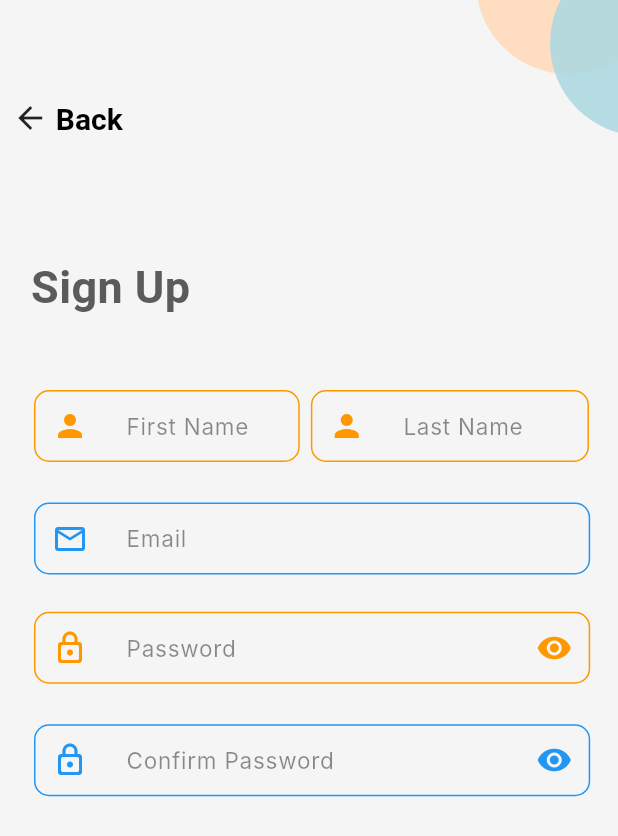
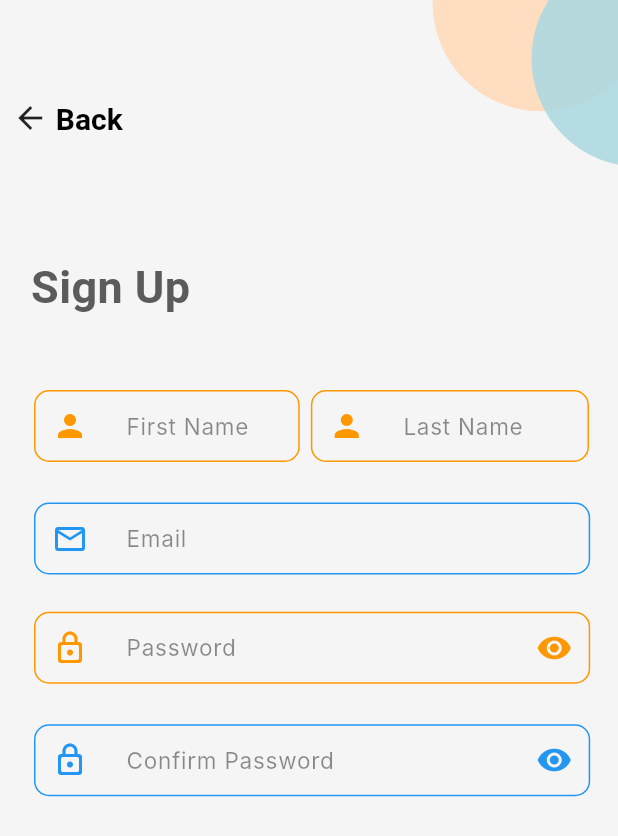
Before and after one commit to Y-Elsayed/Offers2day, a Flutter app: the SignUpPage screen opened by its route, on a phone screen of 412 x 824 dp. Shown: the top 836 px of the screen. Run offline on Flutter 3.47's test engine with Material 3 defaults, Android fonts, the phone set to English and light mode, and no system bars; our stand-ins replace gap; Roboto replaces fonts that are missing (Inter).

Commit message:
Update signup_page.dart
- Increased the size of the ellipses

- Did some tweaks to the text in the text fields

```diff
--- a/lib/pages/signup_page.dart
+++ b/lib/pages/signup_page.dart
@@ -33,7 +33,6 @@ class _SignUpPageState extends State<SignUpPage> {
   Widget build(BuildContext context) {
     Size screenSize = MediaQuery.of(context).size;
     return Scaffold(
-        appBar: null,
         body: Container(
       width: screenSize.width,
       height: screenSize.height,
@@ -52,11 +51,11 @@ class _SignUpPageState extends State<SignUpPage> {
               child: Stack(
                 children: [
                   Positioned(
-                        left: screenSize.width * 0.77,
-                        top: -screenSize.height * 0.09,
+                    left: screenSize.width * 0.7,
+                    top: -screenSize.height * 0.085,
                     child: Container(
-                          width: screenSize.width * 0.3,
-                          height: screenSize.width * 0.3,
+                      width: screenSize.width * 0.35,
+                      height: screenSize.width * 0.35,
                       decoration: const ShapeDecoration(
                         color: Color.fromARGB(225, 255, 218, 185),
                         shape: OvalBorder(),
@@ -64,11 +63,11 @@ class _SignUpPageState extends State<SignUpPage> {
                     ),
                   ),
                   Positioned(
-                        left: screenSize.width * 0.89,
+                    left: screenSize.width * 0.86,
                     top: -screenSize.height * 0.04,
                     child: Container(
-                          width: screenSize.width * 0.3,
-                          height: screenSize.width * 0.3,
+                      width: screenSize.width * 0.35,
+                      height: screenSize.width * 0.35,
                       decoration: const ShapeDecoration(
                         color: Color.fromARGB(230, 174, 217, 224),
                         shape: OvalBorder(),
@@ -128,15 +127,13 @@ class _SignUpPageState extends State<SignUpPage> {
               child: TextField(
                 controller: _firstnameController,
                 decoration: InputDecoration(
-                      prefixIcon:
-                          const Icon(Icons.person, color: Colors.orange),
+                  prefixIcon: const Icon(Icons.person, color: Colors.orange),
                   hintText: '\t\tFirst Name',
                   hintStyle: const TextStyle(
                       color: Colors.black45,
                       fontSize: 15,
                       fontFamily: 'Inter',
-                          fontWeight: FontWeight.w400,
-                          height: 0),
+                      fontWeight: FontWeight.w400),
                   contentPadding: const EdgeInsets.symmetric(
                       vertical: 11.0, horizontal: 16.0),
                   enabledBorder: OutlineInputBorder(
@@ -156,15 +153,13 @@ class _SignUpPageState extends State<SignUpPage> {
               child: TextField(
                 controller: _lastnameController,
                 decoration: InputDecoration(
-                      prefixIcon:
-                          const Icon(Icons.person, color: Colors.orange),
+                  prefixIcon: const Icon(Icons.person, color: Colors.orange),
                   hintText: '\t\tLast Name',
                   hintStyle: const TextStyle(
                       color: Colors.black45,
                       fontSize: 15,
                       fontFamily: 'Inter',
-                          fontWeight: FontWeight.w400,
-                          height: 0),
+                      fontWeight: FontWeight.w400),
                   contentPadding: const EdgeInsets.symmetric(
                       vertical: 11.0, horizontal: 16.0),
                   enabledBorder: OutlineInputBorder(
@@ -191,13 +186,11 @@ class _SignUpPageState extends State<SignUpPage> {
                             color: Colors.black45,
                             fontSize: 15,
                             fontFamily: 'Inter',
-                                fontWeight: FontWeight.w400,
-                                height: 0),
+                            fontWeight: FontWeight.w400),
                         contentPadding: const EdgeInsets.symmetric(
                             vertical: 11.0, horizontal: 16.0),
                         enabledBorder: OutlineInputBorder(
-                                borderSide:
-                                    const BorderSide(color: Colors.blue),
+                            borderSide: const BorderSide(color: Colors.blue),
                             borderRadius: BorderRadius.circular(10.0))),
                   ))),
           Positioned(
@@ -220,13 +213,11 @@ class _SignUpPageState extends State<SignUpPage> {
                             color: Colors.black45,
                             fontSize: 15,
                             fontFamily: 'Inter',
-                                fontWeight: FontWeight.w400,
-                                height: 0),
+                            fontWeight: FontWeight.w400),
                         contentPadding: const EdgeInsets.symmetric(
                             vertical: 11.0, horizontal: 16.0),
                         enabledBorder: OutlineInputBorder(
-                              borderSide:
-                                  const BorderSide(color: Colors.orange),
+                          borderSide: const BorderSide(color: Colors.orange),
                           borderRadius: BorderRadius.circular(10.0),
                         ),
                       ),
@@ -261,13 +252,11 @@ class _SignUpPageState extends State<SignUpPage> {
                               color: Colors.black45,
                               fontSize: 15,
                               fontFamily: 'Inter',
-                                  fontWeight: FontWeight.w400,
-                                  height: 0),
+                              fontWeight: FontWeight.w400),
                           contentPadding: const EdgeInsets.symmetric(
                               vertical: 11.0, horizontal: 16.0),
                           enabledBorder: OutlineInputBorder(
-                                  borderSide:
-                                      const BorderSide(color: Colors.blue),
+                              borderSide: const BorderSide(color: Colors.blue),
                               borderRadius: BorderRadius.circular(10.0))),
                     ),
                     IconButton(
```
Lines whose indentation alone changed are shown as unchanged.
